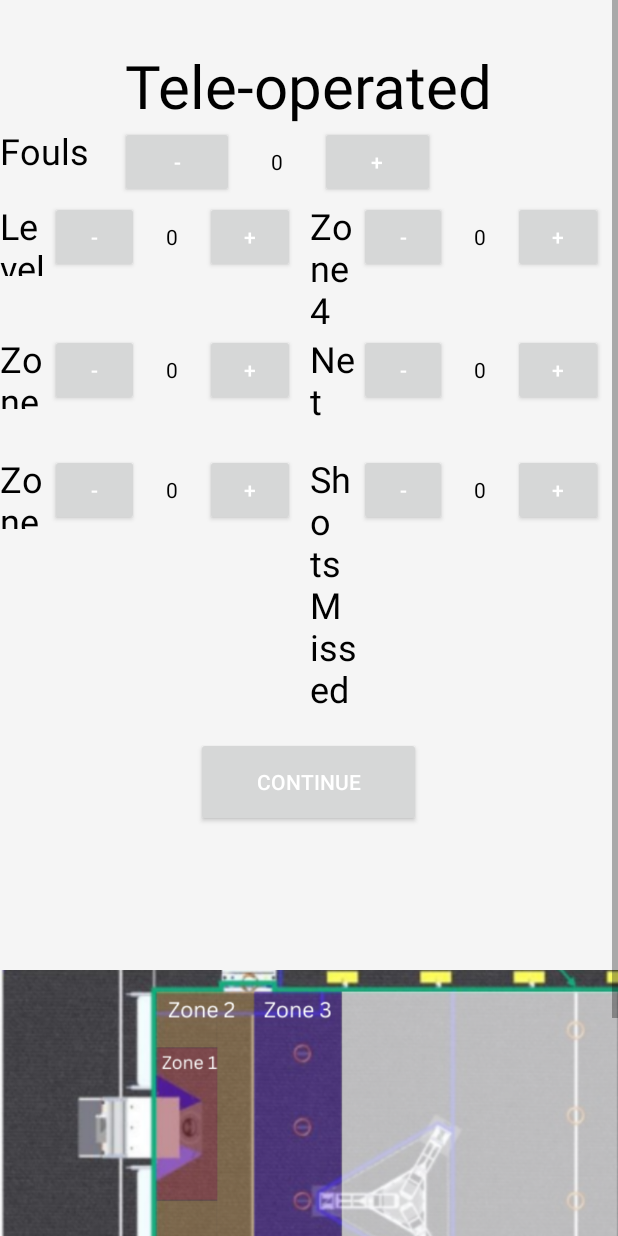
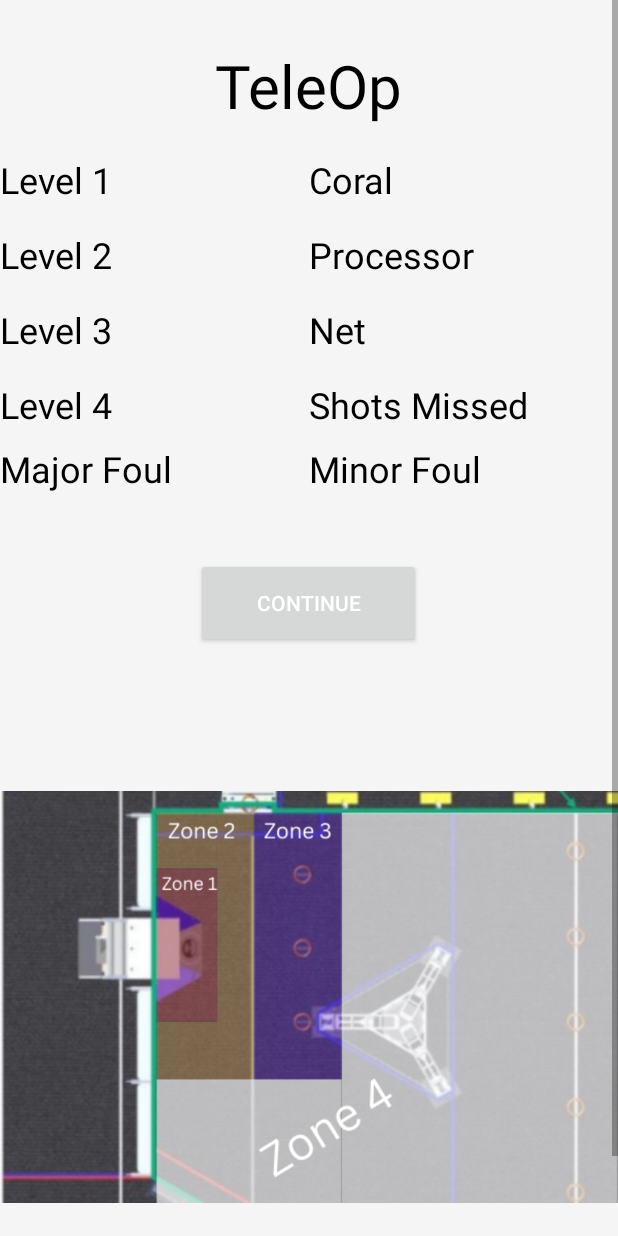
Before and after one commit to RaiderRobotix/Scouting-App, an Android app: the layout fragment_tele_op.xml on its own in the app's theme, with its tools: preview values and no code run, on a phone screen of 412 x 824 dp. Run offline under Robolectric (Android 15) with nearby library versions, the light colour scheme and no system bars.

Commit message:
1/25/2025 2:47pm This is Ummi. Finished coding Teleop and Auton Fragments, set up basic text interface.

```diff
--- a/build.gradle
+++ b/build.gradle
@@ -10,7 +10,7 @@ buildscript {
         google()
     }
     dependencies {
-        classpath 'com.android.tools.build:gradle:3.6.4'
+        classpath 'com.android.tools.build:gradle:4.2.2'
 
 
         // NOTE: Do not place your application dependencies here; they belong
--- a/scoutingapp/src/main/AndroidManifest.xml
+++ b/scoutingapp/src/main/AndroidManifest.xml
@@ -1,6 +1,5 @@
 <?xml version="1.0" encoding="utf-8"?>
-<manifest xmlns:android="http://schemas.android.com/apk/res/android"
-    package="org.usfirst.frc.team25.scouting">
+<manifest xmlns:android="http://schemas.android.com/apk/res/android">
 
     <uses-permission android:name="android.permission.READ_EXTERNAL_STORAGE" />
     <uses-permission android:name="android.permission.WRITE_EXTERNAL_STORAGE" />
--- a/scoutingapp/src/main/java/org/usfirst/frc/team25/scouting/data/models/TeleOp.java
+++ b/scoutingapp/src/main/java/org/usfirst/frc/team25/scouting/data/models/TeleOp.java
@@ -14,10 +14,11 @@ public class TeleOp {
     private int levelTwoTeleop;
     private int levelThreeTeleop;
     private int levelFourTeleop;
-    private int levelFiveTeleop;
+    private int coralCount;
+    private int processorTeleop;
     private int missedTeleop;
 
-    public TeleOp(int netTeleop, int minFoulTeleop, int majFoulTeleop, int levelOneTeleop, int levelTwoTeleop, int levelThreeTeleop, int levelFourTeleop, int levelFiveTeleop, int missedTeleop) {
+    public TeleOp(int netTeleop, int minFoulTeleop, int majFoulTeleop, int levelOneTeleop, int levelTwoTeleop, int levelThreeTeleop, int levelFourTeleop, int coralCount, int processorTeleop, int missedTeleop) {
         this.netTeleop = netTeleop;
         this.minFoulTeleop = minFoulTeleop;
         this.majFoulTeleop = majFoulTeleop;
@@ -25,7 +26,8 @@ public class TeleOp {
         this.levelTwoTeleop = levelTwoTeleop;
         this.levelThreeTeleop = levelThreeTeleop;
         this.levelFourTeleop = levelFourTeleop;
-        this.levelFiveTeleop = levelFiveTeleop;
+        this.coralCount = coralCount;
+        this.processorTeleop = processorTeleop;
         this.missedTeleop = missedTeleop;
     }
 
@@ -43,7 +45,9 @@ public class TeleOp {
 
     public int getLevelFourTeleop() {return levelFourTeleop;}
 
-    public int getLevelFiveTeleop() {return levelFiveTeleop;}
+    public int getCoralCount() {return coralCount;}
+
+    public int getProcessorTeleop() {return processorTeleop;}
 
     public int getMissedTeleop() {return missedTeleop;}
 }
--- a/scoutingapp/src/main/java/org/usfirst/frc/team25/scouting/ui/dataentry/TeleOpFragment.java
+++ b/scoutingapp/src/main/java/org/usfirst/frc/team25/scouting/ui/dataentry/TeleOpFragment.java
@@ -19,7 +19,7 @@ import static org.usfirst.frc.team25.scouting.ui.UiHelper.hideKeyboard;
 public class TeleOpFragment extends Fragment implements EntryFragment {
 
     private ScoutEntry entry;
-    private ButtonIncDecSet levelOneTeleop, levelTwoTeleop, levelThreeTeleop, levelFourTeleop, levelFiveTeleop, netTeleop, missedTeleop, minFoulTeleop, majFoulTeleop;
+    private ButtonIncDecSet levelOneTeleop, levelTwoTeleop, levelThreeTeleop, levelFourTeleop, coralCount, netTeleop, processorTeleop, missedTeleop, minFoulTeleop, majFoulTeleop;
 
 
 
@@ -45,15 +45,16 @@ public class TeleOpFragment extends Fragment implements EntryFragment {
 
         final View view = inflater.inflate(R.layout.fragment_tele_op, container, false);
 
-        levelOneTeleop = view.findViewById(R.id.teleop_zone_1);
-        levelTwoTeleop = view.findViewById(R.id.teleop_zone_2);
-        levelThreeTeleop = view.findViewById(R.id.teleop_zone_3);
-        levelFourTeleop = view.findViewById(R.id.teleop_zone_4);
-        levelFiveTeleop = view.findViewById(R.id.teleop_zone_amp);
-        netTeleop = view.findViewById(R.id.teleop_zone_net);
+        levelOneTeleop = view.findViewById(R.id.teleop_level_one_text);
+        levelTwoTeleop = view.findViewById(R.id.teleop_level_two_text);
+        levelThreeTeleop = view.findViewById(R.id.teleop_level_three_text);
+        levelFourTeleop = view.findViewById(R.id.teleop_level_four_text);
+        coralCount = view.findViewById(R.id.teleop_coral);
+        netTeleop = view.findViewById(R.id.teleop_net);
+        processorTeleop = view.findViewById(R.id.teleop_processor);
         missedTeleop = view.findViewById(R.id.teleop_zone_missed);
-        minFoulTeleop = view.findViewById(R.id.foul_teleop);
-        majFoulTeleop = view.findViewById(R.id.foul_teleop);
+        minFoulTeleop = view.findViewById(R.id.minor_foul_teleop_text);
+        majFoulTeleop = view.findViewById(R.id.major_foul_teleop_text);
 
         Button continueButton = view.findViewById(R.id.teleop_continue);
 
@@ -96,7 +97,8 @@ public class TeleOpFragment extends Fragment implements EntryFragment {
             levelTwoTeleop.setValue(tele.getLevelTwoTeleop());
             levelThreeTeleop.setValue(tele.getLevelThreeTeleop());
             levelFourTeleop.setValue(tele.getLevelFourTeleop());
-            levelFiveTeleop.setValue(tele.getLevelFiveTeleop());
+            coralCount.setValue(tele.getCoralCount());
+            processorTeleop.setValue(tele.getProcessorTeleop());
             missedTeleop.setValue(tele.getMissedTeleop());
 
         }
@@ -105,7 +107,7 @@ public class TeleOpFragment extends Fragment implements EntryFragment {
     @Override
     public void saveState() {
 
-        entry.setTeleOp(new TeleOp(netTeleop.getValue(), minFoulTeleop.getValue(), majFoulTeleop.getValue(), levelOneTeleop.getValue(), levelTwoTeleop.getValue(), levelThreeTeleop.getValue(), levelFourTeleop.getValue(), levelFiveTeleop.getValue(), missedTeleop.getValue()
+        entry.setTeleOp(new TeleOp(netTeleop.getValue(), minFoulTeleop.getValue(), majFoulTeleop.getValue(), levelOneTeleop.getValue(), levelTwoTeleop.getValue(), levelThreeTeleop.getValue(), levelFourTeleop.getValue(), coralCount.getValue(), processorTeleop.getValue(), missedTeleop.getValue()
         ));
 
 
--- a/scoutingapp/src/main/res/layout/fragment_tele_op.xml
+++ b/scoutingapp/src/main/res/layout/fragment_tele_op.xml
@@ -1,10 +1,11 @@
 <ScrollView xmlns:android="http://schemas.android.com/apk/res/android"
     xmlns:app="http://schemas.android.com/apk/res-auto"
     xmlns:tools="http://schemas.android.com/tools"
-    android:id="@+id/telendgame_sv"
+    android:id="@+id/teleop_scroll"
     android:layout_width="match_parent"
     android:layout_height="match_parent"
     android:background="#f5f5f5"
+    android:fillViewport="true"
     tools:context=".ui.dataentry.TeleOpFragment">
 
     <RelativeLayout
@@ -12,7 +13,7 @@
         android:layout_height="wrap_content">
 
         <ImageView
-            android:id="@+id/imageView2"
+            android:id="@+id/imageView"
             android:layout_width="match_parent"
             android:layout_height="433dp"
             android:layout_below="@id/teleop_continue"
@@ -20,35 +21,23 @@
 
         <LinearLayout
             android:id="@+id/teleop_layout_main"
-            android:layout_width="wrap_content"
+            android:layout_width="match_parent"
             android:layout_height="wrap_content"
             android:layout_below="@id/teleop_text"
             android:orientation="vertical">
 
-            <LinearLayout
+            <TextView
                 android:id="@+id/teleop_layout_1"
                 android:layout_width="wrap_content"
                 android:layout_height="wrap_content"
                 android:orientation="horizontal">
 
-                <TextView
-                    android:id="@+id/foul_tele_text"
-                    android:layout_width="80dp"
-                    android:layout_height="50dp"
-                    android:layout_weight="1"
-                    android:text="Fouls"
-                    android:textSize="24sp" />
 
-                <org.usfirst.frc.team25.scouting.ui.views.ButtonIncDecSet
-                    android:id="@+id/foul_teleop"
-                    android:layout_width="220dp"
-                    android:layout_height="50dp"
-                    android:layout_weight="1" />
-            </LinearLayout>
+            </TextView>
 
             <LinearLayout
                 android:id="@+id/teleop_layout_2"
-                android:layout_width="wrap_content"
+                android:layout_width="match_parent"
                 android:layout_height="match_parent"
                 android:orientation="horizontal">
 
@@ -60,29 +49,16 @@
                     android:text="Level 1"
                     android:textSize="24sp" />
 
-                <org.usfirst.frc.team25.scouting.ui.views.ButtonIncDecSet
-                    android:id="@+id/teleop_level_1"
-                    android:layout_width="220dp"
-                    android:layout_height="50dp"
-                    android:layout_weight="1">
-
-                </org.usfirst.frc.team25.scouting.ui.views.ButtonIncDecSet>
 
                 <TextView
-                    android:id="@+id/teleop_zone_text_4"
+                    android:id="@+id/teleop_coral"
                     android:layout_width="80dp"
                     android:layout_height="wrap_content"
                     android:layout_weight="1"
-                    android:text="Zone 4"
+                    android:text="Coral"
                     android:textSize="24sp" />
 
-                <org.usfirst.frc.team25.scouting.ui.views.ButtonIncDecSet
-                    android:id="@+id/teleop_zone_4"
-                    android:layout_width="220dp"
-                    android:layout_height="80dp"
-                    android:layout_weight="1">
 
-                </org.usfirst.frc.team25.scouting.ui.views.ButtonIncDecSet>
 
             </LinearLayout>
 
@@ -93,34 +69,22 @@
                 android:orientation="horizontal">
 
                 <TextView
-                    android:id="@+id/teleop_zone_two_text"
+                    android:id="@+id/teleop_level_two_text"
                     android:layout_width="80dp"
                     android:layout_height="50dp"
                     android:layout_weight="1"
-                    android:text="Zone 2"
+                    android:text="Level 2"
                     android:textSize="24sp" />
 
-                <org.usfirst.frc.team25.scouting.ui.views.ButtonIncDecSet
-                    android:id="@+id/teleop_zone_2"
-                    android:layout_width="220dp"
-                    android:layout_height="50dp"
-                    android:layout_weight="1">
-
-                </org.usfirst.frc.team25.scouting.ui.views.ButtonIncDecSet>
 
                 <TextView
-                    android:id="@+id/teleop_zone_text_net"
+                    android:id="@+id/teleop_processor"
                     android:layout_width="80dp"
                     android:layout_height="wrap_content"
                     android:layout_weight="1"
-                    android:text="Net"
+                    android:text="Processor"
                     android:textSize="24sp" />
 
-                <org.usfirst.frc.team25.scouting.ui.views.ButtonIncDecSet
-                    android:id="@+id/teleop_zone_net"
-                    android:layout_width="220dp"
-                    android:layout_height="80dp"
-                    android:layout_weight="1" />
 
             </LinearLayout>
 
@@ -131,35 +95,70 @@
                 android:orientation="horizontal">
 
                 <TextView
-                    android:id="@+id/teleop_zone_three_text"
+                    android:id="@+id/teleop_level_three_text"
                     android:layout_width="80dp"
                     android:layout_height="50dp"
                     android:layout_weight="1"
-                    android:text="Zone 3"
+                    android:text="Level 3"
                     android:textSize="24sp" />
 
-                <org.usfirst.frc.team25.scouting.ui.views.ButtonIncDecSet
-                    android:id="@+id/teleop_zone_3"
-                    android:layout_width="220dp"
-                    android:layout_height="50dp"
-                    android:layout_weight="1">
-
-                </org.usfirst.frc.team25.scouting.ui.views.ButtonIncDecSet>
 
                 <TextView
-                    android:id="@+id/teleop_zone_text_missed"
+                    android:id="@+id/teleop_net"
+                    android:layout_width="80dp"
+                    android:layout_height="wrap_content"
+                    android:layout_weight="1"
+                    android:text="Net"
+                    android:textSize="24sp" />
+
+
+            </LinearLayout>
+
+            <LinearLayout
+                android:id="@+id/sigmatemp"
+                android:layout_width="match_parent"
+                android:layout_height="match_parent"
+                android:orientation="horizontal">
+
+                <TextView
+                    android:id="@+id/teleop_level_four_text"
+                    android:layout_width="80dp"
+                    android:layout_height="wrap_content"
+                    android:layout_weight="1"
+                    android:text="Level 4"
+                    android:textSize="24sp" />
+
+                <TextView
+                    android:id="@+id/teleop_zone_missed"
                     android:layout_width="80dp"
                     android:layout_height="wrap_content"
                     android:layout_weight="1"
                     android:text="Shots Missed"
                     android:textSize="24sp" />
+            </LinearLayout>
 
-                <org.usfirst.frc.team25.scouting.ui.views.ButtonIncDecSet
-                    android:id="@+id/teleop_zone_missed"
-                    android:layout_width="220dp"
-                    android:layout_height="80dp"
-                    android:layout_weight="1" />
+            <LinearLayout
+                android:layout_width="match_parent"
+                android:layout_height="match_parent"
+                android:orientation="horizontal">
 
+                <TextView
+                    android:id="@+id/major_foul_teleop_text"
+                    android:layout_width="80dp"
+                    android:layout_height="wrap_content"
+                    android:layout_marginTop="10dp"
+                    android:layout_weight="1"
+                    android:text="Major Foul"
+                    android:textSize="24sp" />
+
+                <TextView
+                    android:id="@+id/minor_foul_teleop_text"
+                    android:layout_width="80dp"
+                    android:layout_height="wrap_content"
+                    android:layout_marginTop="10dp"
+                    android:layout_weight="1"
+                    android:text="Minor Foul"
+                    android:textSize="24sp" />
             </LinearLayout>
 
         </LinearLayout>
@@ -171,7 +170,7 @@
             android:layout_below="@id/teleop_layout_main"
             android:layout_centerHorizontal="true"
             android:layout_marginStart="@dimen/activity_horizontal_margin"
-            android:layout_marginTop="@dimen/activity_horizontal_margin"
+            android:layout_marginTop="43dp"
             android:layout_marginEnd="@dimen/activity_horizontal_margin"
             android:layout_marginBottom="@dimen/activity_horizontal_margin"
             android:elevation="6dp"
@@ -185,10 +184,10 @@
             android:layout_height="wrap_content"
             android:layout_centerHorizontal="true"
             android:layout_marginTop="30dp"
-            android:text="Tele-operated"
+            android:text="TeleOp"
             android:textSize="40dp"></TextView>
+
 
     </RelativeLayout>
 
-
 </ScrollView>
```
Also changed, not shown: scoutingapp/build.gradle (+7 -2 lines), gradle/wrapper/gradle-wrapper.properties.
